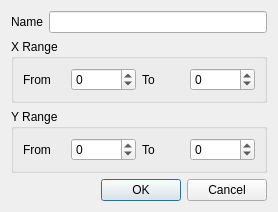
JanKolomaznik/tfw, file ui/TF2DOptionsDialog.ui: the form before one commit.
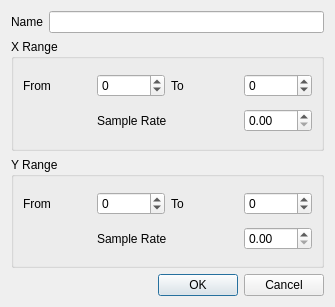
The form after the commit.

Commit message: Rectangles in 2D TF can change colors. 2D Tf has sampling rate as additional parameter.

Patch:
```diff
--- a/ui/TF2DOptionsDialog.ui
+++ b/ui/TF2DOptionsDialog.ui
@@ -6,8 +6,8 @@
    <rect>
     <x>0</x>
     <y>0</y>
-    <width>278</width>
-    <height>191</height>
+    <width>335</width>
+    <height>307</height>
    </rect>
   </property>
   <property name="windowTitle">
@@ -26,15 +26,15 @@
      <property name="title">
       <string>X Range</string>
      </property>
-     <layout class="QHBoxLayout" name="horizontalLayout">
-      <item>
+     <layout class="QGridLayout" name="gridLayout_3">
+      <item row="0" column="0">
        <widget class="QLabel" name="label_2">
         <property name="text">
          <string>From</string>
         </property>
        </widget>
       </item>
-      <item>
+      <item row="0" column="1">
        <widget class="QDoubleSpinBox" name="mRangeXFromDoubleSpinBox">
         <property name="decimals">
          <number>0</number>
@@ -47,14 +47,14 @@
         </property>
        </widget>
       </item>
-      <item>
+      <item row="0" column="2">
        <widget class="QLabel" name="label_3">
         <property name="text">
          <string>To</string>
         </property>
        </widget>
       </item>
-      <item>
+      <item row="0" column="3">
        <widget class="QDoubleSpinBox" name="mRangeXToDoubleSpinBox">
         <property name="decimals">
          <number>0</number>
@@ -67,6 +67,16 @@
         </property>
        </widget>
       </item>
+      <item row="1" column="3">
+       <widget class="QDoubleSpinBox" name="mXSampleRateDoubleSpinBox"/>
+      </item>
+      <item row="1" column="1" colspan="2">
+       <widget class="QLabel" name="label_6">
+        <property name="text">
+         <string>Sample Rate</string>
+        </property>
+       </widget>
+      </item>
      </layout>
     </widget>
    </item>
@@ -75,15 +85,8 @@
      <property name="title">
       <string>Y Range</string>
      </property>
-     <layout class="QHBoxLayout" name="horizontalLayout_2">
-      <item>
-       <widget class="QLabel" name="label_4">
-        <property name="text">
-         <string>From</string>
-        </property>
-       </widget>
-      </item>
-      <item>
+     <layout class="QGridLayout" name="gridLayout_2">
+      <item row="0" column="1">
        <widget class="QDoubleSpinBox" name="mRangeYFromDoubleSpinBox">
         <property name="decimals">
          <number>0</number>
@@ -96,14 +99,21 @@
         </property>
        </widget>
       </item>
-      <item>
+      <item row="0" column="0">
+       <widget class="QLabel" name="label_4">
+        <property name="text">
+         <string>From</string>
+        </property>
+       </widget>
+      </item>
+      <item row="0" column="2">
        <widget class="QLabel" name="label_5">
         <property name="text">
          <string>To</string>
         </property>
        </widget>
       </item>
-      <item>
+      <item row="0" column="3">
        <widget class="QDoubleSpinBox" name="mRangeYToDoubleSpinBox">
         <property name="decimals">
          <number>0</number>
@@ -116,6 +126,16 @@
         </property>
        </widget>
       </item>
+      <item row="1" column="3">
+       <widget class="QDoubleSpinBox" name="mYSampleRateDoubleSpinBox"/>
+      </item>
+      <item row="1" column="1" colspan="2">
+       <widget class="QLabel" name="label_7">
+        <property name="text">
+         <string>Sample Rate</string>
+        </property>
+       </widget>
+      </item>
      </layout>
     </widget>
    </item>
```
The commit also changes 10 other files.
